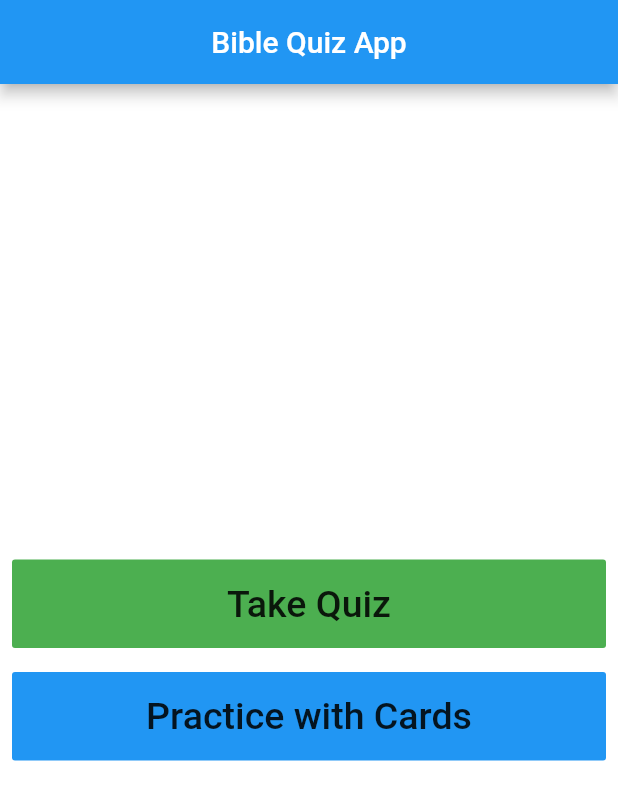
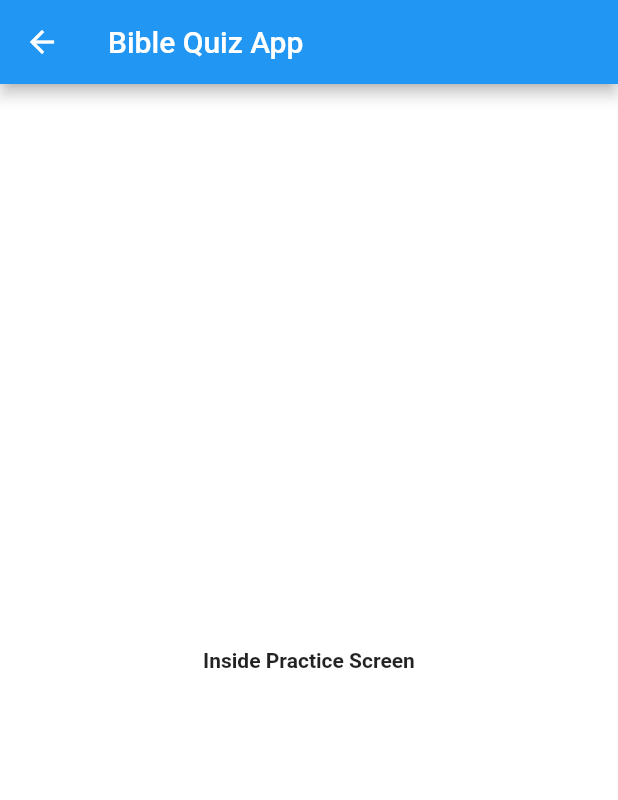
Before and after one commit to joesanthosh24/flutter_app, a Flutter app: the screen it shows after launch, after a tap on "Practice with Cards", on a phone screen of 412 x 824 dp. Shown: the top 800 px of the screen. Run offline on Flutter 3.47's test engine with Material 2 defaults, Android fonts, the phone set to English and light mode, and no system bars.

Commit message:
Added practice screen and reformatted app scaffold to a single widget to make it reusable across screens

```diff
--- a/lib/main.dart
+++ b/lib/main.dart
@@ -1,6 +1,7 @@
 import 'package:flutter/material.dart';
-import 'home_screen.dart';
-import 'QuizScreen.dart';
+import 'screens/home_screen.dart';
+import 'screens/QuizScreen.dart';
+import 'screens/practice.dart';
 
 void main() {
   runApp(MyApp());
@@ -22,7 +23,8 @@ class MyApp extends StatelessWidget {
       initialRoute: '/',
       routes: {
         '/': (context) => HomeScreen(),
-        '/quiz': (context) => QuizScreen()
+        '/quiz': (context) => QuizScreen(),
+        '/practice': (context) => PracticeScreen(),
       },
     );
   }
--- a/lib/QuizScreen.dart
+++ b/lib/screens/QuizScreen.dart
@@ -1,3 +1,4 @@
+import 'package:first_app/widgets/AppScaffold.dart';
 import 'package:flutter/material.dart';
 
 class QuizScreen extends StatefulWidget {
@@ -8,11 +9,8 @@ class QuizScreen extends StatefulWidget {
 class _QuizScreenState extends State<QuizScreen> {
   @override
   Widget build(BuildContext context) {
-    return Scaffold(
-      appBar: AppBar(
-        title: Text('Bible Quiz App'),
-      ),
-      body: Container(
+    return AppScaffold(
+      screenBody: Container(
         child: Center(
           child: Text('Inside the Quiz'),
         ),
--- a/lib/home_screen.dart
+++ b/lib/screens/home_screen.dart
@@ -1,14 +1,10 @@
+import 'package:first_app/widgets/AppScaffold.dart';
 import 'package:flutter/material.dart';
 
 class HomeScreen extends StatelessWidget {
   Widget build(BuildContext context) {
-    return Scaffold(
-      appBar: AppBar(
-        title: Center(
-          child: Text('Bible Quiz App'),
-        ),
-      ),
-      body: Container(
+    return AppScaffold(
+      screenBody: Container(
         child: Column(
           crossAxisAlignment: CrossAxisAlignment.stretch,
           mainAxisAlignment: MainAxisAlignment.center,
@@ -36,7 +32,7 @@ class HomeScreen extends StatelessWidget {
               child: FlatButton(
                 color: Colors.blue,
                 onPressed: () {
-                  print('Clicked Practice button');
+                  Navigator.pushNamed(context, '/practice');
                 },
                 child: Padding(
                   padding: const EdgeInsets.symmetric(vertical: 15.0),
--- /dev/null
+++ b/lib/screens/practice.dart
@@ -0,0 +1,16 @@
+import 'package:flutter/material.dart';
+
+import '../widgets/AppScaffold.dart';
+
+class PracticeScreen extends StatelessWidget {
+  @override
+  Widget build(BuildContext context) {
+    return AppScaffold(
+      screenBody: Container(
+        child: Center(
+          child: Text('Inside Practice Screen'),
+        ),
+      ),
+    );
+  }
+}
--- /dev/null
+++ b/lib/widgets/AppScaffold.dart
@@ -0,0 +1,17 @@
+import 'package:flutter/material.dart';
+
+class AppScaffold extends StatelessWidget {
+  final Widget screenBody;
+
+  AppScaffold({this.screenBody});
+
+  @override
+  Widget build(BuildContext context) {
+    return Scaffold(
+      appBar: AppBar(
+        title: Text('Bible Quiz App'),
+      ),
+      body: screenBody,
+    );
+  }
+}
```
Also changed, not shown: 8 other files.
